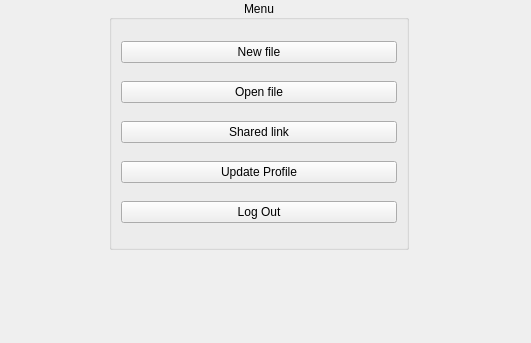
Above: Client/home.ui from PolitoTeam/Scriba before the change. Below: the same form after it.
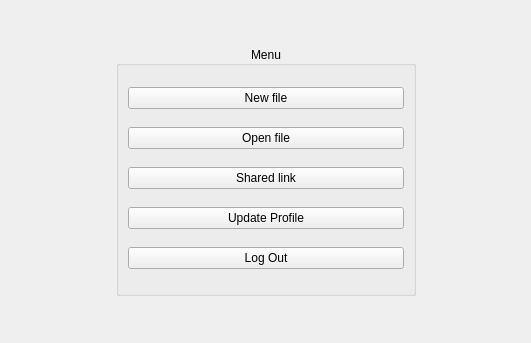
That is the form after the change.

Commit message: Center widgets in windows

```diff
--- a/Client/home.ui
+++ b/Client/home.ui
@@ -13,15 +13,8 @@
   <property name="windowTitle">
    <string>Home</string>
   </property>
-  <widget class="QWidget" name="centralwidget">
-   <property name="geometry">
-    <rect>
-     <x>0</x>
-     <y>0</y>
-     <width>517</width>
-     <height>250</height>
-    </rect>
-   </property>
+  <layout class="QGridLayout" name="gridLayout_2">
+   <item row="0" column="0">
    <layout class="QGridLayout" name="gridLayout">
     <item row="0" column="0">
      <spacer name="horizontalSpacer">
@@ -109,7 +102,8 @@
      </spacer>
     </item>
    </layout>
-  </widget>
+   </item>
+  </layout>
  </widget>
  <resources/>
  <connections/>
```
Lines whose indentation alone changed are shown as unchanged. The commit also changes 2 other files.
